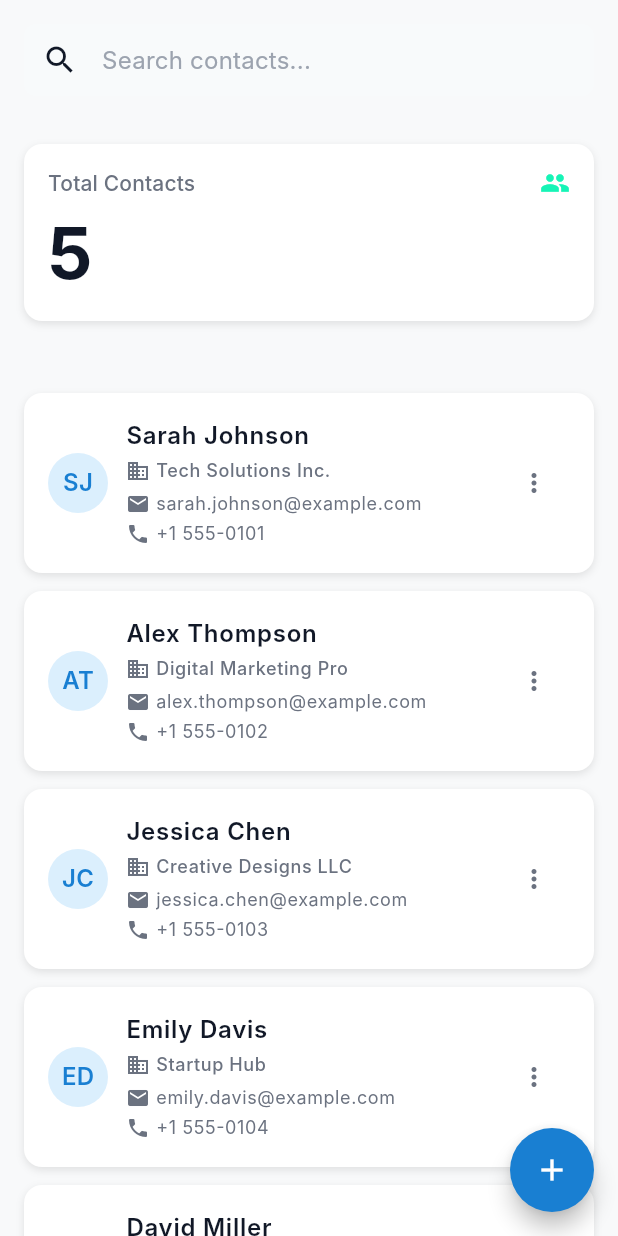
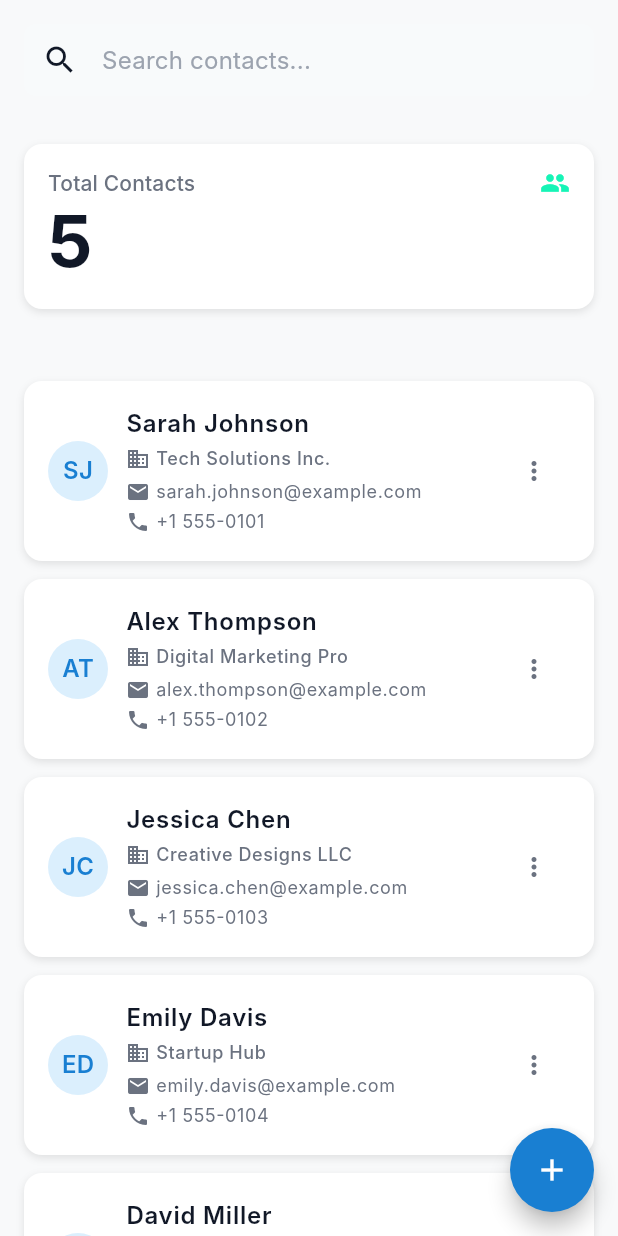
Before and after one commit to ertekinbatuhan/crm-app, a Flutter app: the ContactsView screen opened directly, on a phone screen of 412 x 824 dp. Run offline on Flutter 3.47's test engine with Material 3 defaults, Android fonts, the phone set to English and light mode, and no system bars; network calls fail; Roboto replaces fonts that are missing (Inter).

Commit message:
fix: layout overflow in StatCard and BaseButton

```diff
--- a/lib/core/components/cards/stat_card.dart
+++ b/lib/core/components/cards/stat_card.dart
@@ -40,10 +40,17 @@ class StatCard extends StatelessWidget {
     return BaseCard.clickable(
       onTap: onTap ?? () {},
       backgroundColor: backgroundColor,
-      child: Column(
+      child: LayoutBuilder(
+        builder: (context, constraints) {
+          // Adjust font size based on available height
+          final availableHeight = constraints.maxHeight;
+          final isCompact = availableHeight < 120; // Threshold for compact mode
+
+          return Column(
             crossAxisAlignment: CrossAxisAlignment.start,
-        mainAxisSize: MainAxisSize.min,
+            mainAxisAlignment: MainAxisAlignment.spaceBetween,
             children: [
+              // Title row
               Row(
                 mainAxisAlignment: MainAxisAlignment.spaceBetween,
                 children: [
@@ -63,36 +70,46 @@ class StatCard extends StatelessWidget {
                     ),
                 ],
               ),
-          AppSpacing.gapV2,
+
+              // Value - responsive sizing
               Text(
                 value,
-            style: AppTypography.statValue,
+                style: isCompact
+                    ? AppTypography.headlineMedium.copyWith(
+                        fontWeight: FontWeight.w700,
+                        letterSpacing: -0.5,
+                      )
+                    : AppTypography.statValue,
                 maxLines: 1,
                 overflow: TextOverflow.ellipsis,
               ),
-          if (change != null) ...[
-            AppSpacing.gapV1,
+
+              // Change indicator - only show if space allows
+              if (change != null && !isCompact) ...[
                 Row(
+                  mainAxisSize: MainAxisSize.min,
                   children: [
                     if (changeIcon != null) ...[
-                  Icon(
-                    changeIcon,
-                    size: 16,
-                    color: changeColor,
-                  ),
+                      Icon(changeIcon, size: 14, color: changeColor),
                       AppSpacing.gapH1,
                     ],
-                Text(
+                    Flexible(
+                      child: Text(
                         change!,
                         style: AppTypography.labelSmall.copyWith(
                           color: changeColor ?? AppColors.textSecondary,
                           fontWeight: FontWeight.w600,
+                        ),
+                        maxLines: 1,
+                        overflow: TextOverflow.ellipsis,
                       ),
                     ),
                   ],
                 ),
               ],
             ],
+          );
+        },
       ),
     );
   }
--- a/lib/test_contact_detail.dart
+++ b/lib/test_contact_detail.dart
@@ -4,6 +4,7 @@ import 'models/contact_model.dart';
 import 'views/contact_detail_view.dart';
 import 'core/theme/app_theme.dart';
 import 'viewmodels/contacts_viewmodel.dart';
+import 'services/contact_service.dart';
 
 void main() {
   runApp(const TestContactDetailApp());
@@ -16,7 +17,10 @@ class TestContactDetailApp extends StatelessWidget {
   Widget build(BuildContext context) {
     return MultiProvider(
       providers: [
-        ChangeNotifierProvider(create: (_) => ContactsViewModel()),
+        ChangeNotifierProvider(
+          create: (_) =>
+              ContactsViewModel(contactService: ContactServiceImpl()),
+        ),
       ],
       child: MaterialApp(
         title: 'Contact Detail Test',
--- a/lib/views/dashboard_view.dart
+++ b/lib/views/dashboard_view.dart
@@ -93,7 +93,7 @@ class _DashboardContent extends StatelessWidget {
       shrinkWrap: true,
       physics: const NeverScrollableScrollPhysics(),
       crossAxisCount: 2,
-      childAspectRatio: 1.5,
+      childAspectRatio: 1.8, // Increased from 1.5 to provide more height
       crossAxisSpacing: AppSpacing.sp4,
       mainAxisSpacing: AppSpacing.sp4,
       children: [
```
Also changed, not shown: lib/core/components/base/base_button.dart (+52 -9 lines). Lines whose indentation alone changed are shown as unchanged.
